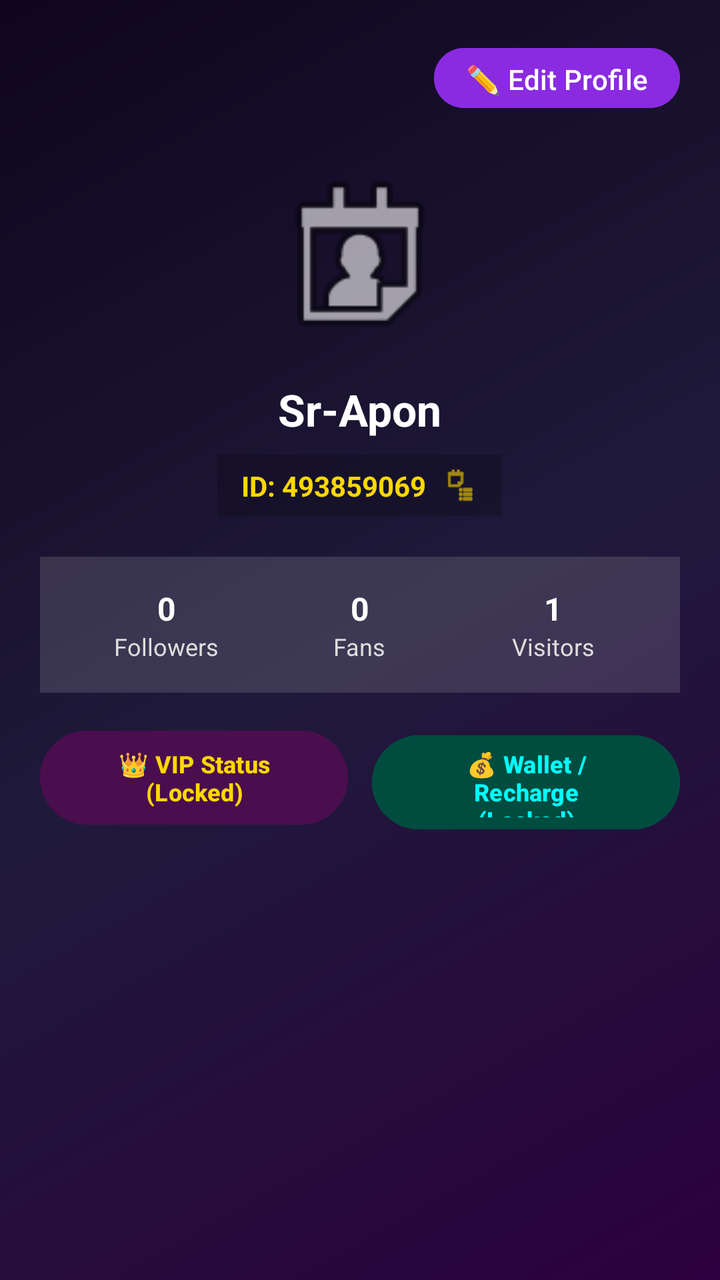
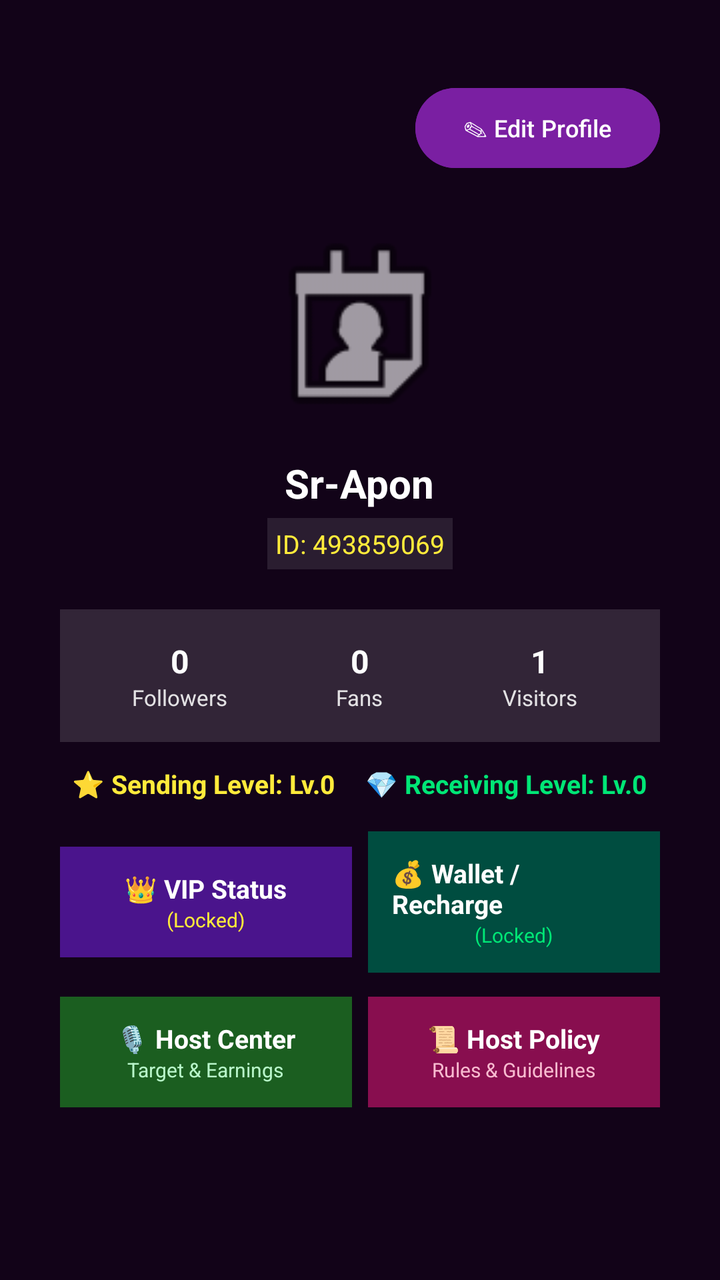

The first picture is an Android layout as it rendered before a commit; the second is the same layout after the commit. The layout source and the unified diff follow.
<!-- AndroidManifest.xml: activity theme Theme.SRVoiceChat -->
<!-- res/layout/activity_me.xml -->
<?xml version="1.0" encoding="utf-8"?>
<LinearLayout xmlns:android="http://schemas.android.com/apk/res/android"
    android:layout_width="match_parent"
    android:layout_height="match_parent"
    android:orientation="vertical"
    android:background="@drawable/gradient_background"
    android:padding="20dp"
    android:gravity="center_horizontal">

    
    <LinearLayout
        android:layout_width="match_parent"
        android:layout_height="wrap_content"
        android:gravity="end"
        android:layout_marginBottom="10dp">

        <Button
            android:id="@+id/btnEditProfile"
            android:layout_width="wrap_content"
            android:layout_height="38dp"
            android:text="✏️ Edit Profile"
            android:textColor="#FFFFFF"
            android:textSize="14sp"
            android:backgroundTint="#8A2BE2"
            android:paddingHorizontal="16dp" />
    </LinearLayout>

    
    <ImageView
        android:id="@+id/imgMeProfile"
        android:layout_width="100dp"
        android:layout_height="100dp"
        android:scaleType="centerCrop"
        android:src="@android:drawable/ic_menu_my_calendar"
        android:layout_marginTop="10dp" />

    
    <TextView
        android:id="@+id/textMeName"
        android:layout_width="wrap_content"
        android:layout_height="wrap_content"
        android:text="Sr-Apon"
        android:textColor="#FFFFFF"
        android:textSize="22sp"
        android:textStyle="bold"
        android:layout_marginTop="12dp" />

    
    <LinearLayout
        android:layout_width="wrap_content"
        android:layout_height="wrap_content"
        android:orientation="horizontal"
        android:gravity="center"
        android:background="#33000000"
        android:paddingHorizontal="12dp"
        android:paddingVertical="6dp"
        android:layout_marginTop="8dp">

        <TextView
            android:id="@+id/textMeId"
            android:layout_width="wrap_content"
            android:layout_height="wrap_content"
            android:text="ID: 493859069"
            android:textColor="#FFD700"
            android:textSize="14sp"
            android:textStyle="bold" />

        <ImageView
            android:id="@+id/btnCopyId"
            android:layout_width="18dp"
            android:layout_height="18dp"
            android:src="@android:drawable/ic_menu_agenda"
            android:layout_marginStart="8dp"
            android:tint="#FFD700" />
    </LinearLayout>

    
    <LinearLayout
        android:layout_width="match_parent"
        android:layout_height="wrap_content"
        android:orientation="horizontal"
        android:background="#22FFFFFF"
        android:padding="15dp"
        android:layout_marginTop="20dp"
        android:gravity="center">

        <LinearLayout
            android:layout_width="0dp"
            android:layout_height="wrap_content"
            android:layout_weight="1"
            android:orientation="vertical"
            android:gravity="center">
            <TextView android:layout_width="wrap_content" android:layout_height="wrap_content" android:text="0" android:textColor="#FFFFFF" android:textStyle="bold" android:textSize="16sp"/>
            <TextView android:layout_width="wrap_content" android:layout_height="wrap_content" android:text="Followers" android:textColor="#DDDDDD" android:textSize="12sp"/>
        </LinearLayout>

        <LinearLayout
            android:layout_width="0dp"
            android:layout_height="wrap_content"
            android:layout_weight="1"
            android:orientation="vertical"
            android:gravity="center">
            <TextView android:layout_width="wrap_content" android:layout_height="wrap_content" android:text="0" android:textColor="#FFFFFF" android:textStyle="bold" android:textSize="16sp"/>
            <TextView android:layout_width="wrap_content" android:layout_height="wrap_content" android:text="Fans" android:textColor="#DDDDDD" android:textSize="12sp"/>
        </LinearLayout>

        <LinearLayout
            android:layout_width="0dp"
            android:layout_height="wrap_content"
            android:layout_weight="1"
            android:orientation="vertical"
            android:gravity="center">
            <TextView android:layout_width="wrap_content" android:layout_height="wrap_content" android:text="1" android:textColor="#FFFFFF" android:textStyle="bold" android:textSize="16sp"/>
            <TextView android:layout_width="wrap_content" android:layout_height="wrap_content" android:text="Visitors" android:textColor="#DDDDDD" android:textSize="12sp"/>
        </LinearLayout>
    </LinearLayout>

    
    <LinearLayout
        android:layout_width="match_parent"
        android:layout_height="wrap_content"
        android:orientation="horizontal"
        android:layout_marginTop="15dp"
        android:weightSum="2">

        
        <Button
            android:id="@+id/btnVipStatus"
            android:layout_width="0dp"
            android:layout_height="55dp"
            android:layout_weight="1"
            android:text="👑 VIP Status\n(Locked)"
            android:textColor="#FFD700"
            android:textStyle="bold"
            android:textSize="12sp"
            android:backgroundTint="#4A0E4E"
            android:layout_marginEnd="6dp" />

        
        <Button
            android:id="@+id/btnWalletRecharge"
            android:layout_width="0dp"
            android:layout_height="55dp"
            android:layout_weight="1"
            android:text="💰 Wallet / Recharge\n(Locked)"
            android:textColor="#00FFFF"
            android:textStyle="bold"
            android:textSize="12sp"
            android:backgroundTint="#004D40"
            android:layout_marginStart="6dp" />

    </LinearLayout>

</LinearLayout>
<!-- resources referenced by this layout -->
<resources>
  <!-- drawable gradient_background (drawable) -->
  <?xml version="1.0" encoding="utf-8"?>
  <shape xmlns:android="http://schemas.android.com/apk/res/android"
      android:shape="rectangle">
      <gradient
          android:angle="135"
          android:startColor="#2C003E"
          android:centerColor="#1F1A3A"
          android:endColor="#0F051D"
          android:type="linear" />
  </shape>
  <style name="Theme.SRVoiceChat" parent="Theme.Material3.DayNight.NoActionBar">
          <item name="colorPrimary">#FF4081</item>
          <item name="android:statusBarColor">#FF4081</item>
          <item name="android:windowLightStatusBar">true</item>
      </style>
</resources>

<!-- the commit's change to res/layout/activity_me.xml (unified diff, before → after) -->
@@ -1,154 +1,212 @@
 <?xml version="1.0" encoding="utf-8"?>
 <LinearLayout xmlns:android="http://schemas.android.com/apk/res/android"
+    xmlns:app="http://schemas.android.com/apk/res-auto"
     android:layout_width="match_parent"
     android:layout_height="match_parent"
     android:orientation="vertical"
-    android:background="@drawable/gradient_background"
-    android:padding="20dp"
-    android:gravity="center_horizontal">
-
-    
-    <LinearLayout
+    android:gravity="center_horizontal"
+    android:background="#120318"
+    android:padding="20dp">
+
+    <ScrollView
         android:layout_width="match_parent"
-        android:layout_height="wrap_content"
-        android:gravity="end"
-        android:layout_marginBottom="10dp">
-
-        <Button
-            android:id="@+id/btnEditProfile"
-            android:layout_width="wrap_content"
-            android:layout_height="38dp"
-            android:text="✏️ Edit Profile"
-            android:textColor="#FFFFFF"
-            android:textSize="14sp"
-            android:backgroundTint="#8A2BE2"
-            android:paddingHorizontal="16dp" />
-    </LinearLayout>
-
-    
-    <ImageView
-        android:id="@+id/imgMeProfile"
-        android:layout_width="100dp"
-        android:layout_height="100dp"
-        android:scaleType="centerCrop"
-        android:src="@android:drawable/ic_menu_my_calendar"
-        android:layout_marginTop="10dp" />
-
-    
-    <TextView
-        android:id="@+id/textMeName"
-        android:layout_width="wrap_content"
-        android:layout_height="wrap_content"
-        android:text="Sr-Apon"
-        android:textColor="#FFFFFF"
-        android:textSize="22sp"
-        android:textStyle="bold"
-        android:layout_marginTop="12dp" />
-
-    
-    <LinearLayout
-        android:layout_width="wrap_content"
-        android:layout_height="wrap_content"
-        android:orientation="horizontal"
-        android:gravity="center"
-        android:background="#33000000"
-        android:paddingHorizontal="12dp"
-        android:paddingVertical="6dp"
-        android:layout_marginTop="8dp">
-
-        <TextView
-            android:id="@+id/textMeId"
-            android:layout_width="wrap_content"
+        android:layout_height="match_parent"
+        android:scrollbars="none">
+
+        <LinearLayout
+            android:layout_width="match_parent"
             android:layout_height="wrap_content"
-            android:text="ID: 493859069"
-            android:textColor="#FFD700"
-            android:textSize="14sp"
-            android:textStyle="bold" />
-
-        <ImageView
-            android:id="@+id/btnCopyId"
-            android:layout_width="18dp"
-            android:layout_height="18dp"
-            android:src="@android:drawable/ic_menu_agenda"
-            android:layout_marginStart="8dp"
-            android:tint="#FFD700" />
-    </LinearLayout>
-
-    
-    <LinearLayout
-        android:layout_width="match_parent"
-        android:layout_height="wrap_content"
-        android:orientation="horizontal"
-        android:background="#22FFFFFF"
-        android:padding="15dp"
-        android:layout_marginTop="20dp"
-        android:gravity="center">
-
-        <LinearLayout
-            android:layout_width="0dp"
-            android:layout_height="wrap_content"
-            android:layout_weight="1"
             android:orientation="vertical"
-            android:gravity="center">
-            <TextView android:layout_width="wrap_content" android:layout_height="wrap_content" android:text="0" android:textColor="#FFFFFF" android:textStyle="bold" android:textSize="16sp"/>
-            <TextView android:layout_width="wrap_content" android:layout_height="wrap_content" android:text="Followers" android:textColor="#DDDDDD" android:textSize="12sp"/>
+            android:gravity="center_horizontal"
+            android:padding="10dp">
+
+            
+            <RelativeLayout
+                android:layout_width="match_parent"
+                android:layout_height="wrap_content"
+                android:layout_marginTop="10dp">
+                <Button
+                    android:id="@+id/btnEditProfile"
+                    android:layout_width="wrap_content"
+                    android:layout_height="wrap_content"
+                    android:text="✎ Edit Profile"
+                    android:backgroundTint="#7A1FA2"
+                    android:textColor="#FFFFFF"
+                    android:textAllCaps="false"
+                    android:layout_alignParentEnd="true"
+                    android:textSize="12sp"/>
+            </RelativeLayout>
+
+            
+            <ImageView
+                android:id="@+id/imgUserProfile"
+                android:layout_width="110dp"
+                android:layout_height="110dp"
+                android:layout_marginTop="20dp"
+                android:src="@android:drawable/ic_menu_my_calendar" />
+
+            
+            <TextView
+                android:id="@+id/textUserName"
+                android:layout_width="wrap_content"
+                android:layout_height="wrap_content"
+                android:text="Sr-Apon"
+                android:textColor="#FFFFFF"
+                android:textSize="20sp"
+                android:textStyle="bold"
+                android:layout_marginTop="10dp"/>
+
+            
+            <LinearLayout
+                android:layout_width="wrap_content"
+                android:layout_height="wrap_content"
+                android:orientation="horizontal"
+                android:gravity="center"
+                android:layout_marginTop="4dp"
+                android:background="#1AFFFFFF"
+                android:padding="4dp">
+                <TextView
+                    android:id="@+id/textUserId"
+                    android:layout_width="wrap_content"
+                    android:layout_height="wrap_content"
+                    android:text="ID: 493859069"
+                    android:textColor="#FFEB3B"
+                    android:textSize="13sp"/>
+            </LinearLayout>
+
+            
+            <LinearLayout
+                android:layout_width="match_parent"
+                android:layout_height="wrap_content"
+                android:orientation="horizontal"
+                android:layout_marginTop="20dp"
+                android:background="#22FFFFFF"
+                android:padding="15dp"
+                android:gravity="center">
+                
+                <LinearLayout
+                    android:layout_width="0dp"
+                    android:layout_height="wrap_content"
+                    android:layout_weight="1"
+                    android:orientation="vertical"
+                    android:gravity="center">
+                    <TextView android:layout_width="wrap_content" android:layout_height="wrap_content" android:text="0" android:textColor="#FFFFFF" android:textSize="16sp" android:textStyle="bold"/>
+                    <TextView android:layout_width="wrap_content" android:layout_height="wrap_content" android:text="Followers" android:textColor="#DDFFFFFF" android:textSize="11sp"/>
+                </LinearLayout>
+
+                <LinearLayout
+                    android:layout_width="0dp"
+                    android:layout_height="wrap_content"
+                    android:layout_weight="1"
+                    android:orientation="vertical"
+                    android:gravity="center">
+                    <TextView android:layout_width="wrap_content" android:layout_height="wrap_content" android:text="0" android:textColor="#FFFFFF" android:textSize="16sp" android:textStyle="bold"/>
+                    <TextView android:layout_width="wrap_content" android:layout_height="wrap_content" android:text="Fans" android:textColor="#DDFFFFFF" android:textSize="11sp"/>
+                </LinearLayout>
+
+                <LinearLayout
+                    android:layout_width="0dp"
+                    android:layout_height="wrap_content"
+                    android:layout_weight="1"
+                    android:orientation="vertical"
+                    android:gravity="center">
+                    <TextView android:layout_width="wrap_content" android:layout_height="wrap_content" android:text="1" android:textColor="#FFFFFF" android:textSize="16sp" android:textStyle="bold"/>
+                    <TextView android:layout_width="wrap_content" android:layout_height="wrap_content" android:text="Visitors" android:textColor="#DDFFFFFF" android:textSize="11sp"/>
+                </LinearLayout>
+            </LinearLayout>
+
+            
+            <LinearLayout
+                android:layout_width="match_parent"
+                android:layout_height="wrap_content"
+                android:orientation="horizontal"
+                android:layout_marginTop="12dp"
+                android:gravity="center">
+                <TextView
+                    android:layout_width="wrap_content"
+                    android:layout_height="wrap_content"
+                    android:text="⭐ Sending Level: Lv.0"
+                    android:textColor="#FFEB3B"
+                    android:textSize="13sp"
+                    android:textStyle="bold"
+                    android:layout_marginEnd="15dp"/>
+                <TextView
+                    android:layout_width="wrap_content"
+                    android:layout_height="wrap_content"
+                    android:text="💎 Receiving Level: Lv.0"
+                    android:textColor="#00E676"
+                    android:textSize="13sp"
+                    android:textStyle="bold"/>
+            </LinearLayout>
+
+            
+            <LinearLayout
+                android:layout_width="match_parent"
+                android:layout_height="wrap_content"
+                android:orientation="horizontal"
+                android:layout_marginTop="15dp"
+                android:gravity="center">
+                
+                <LinearLayout
+                    android:layout_width="0dp"
+                    android:layout_height="wrap_content"
+                    android:layout_weight="1"
+                    android:orientation="vertical"
+                    android:background="#4A148C"
+                    android:padding="12dp"
+                    android:gravity="center"
+                    android:layout_marginEnd="8dp">
+                    <TextView android:layout_width="wrap_content" android:layout_height="wrap_content" android:text="👑 VIP Status" android:textColor="#FFFFFF" android:textSize="13sp" android:textStyle="bold"/>
+                    <TextView android:layout_width="wrap_content" android:layout_height="wrap_content" android:text="(Locked)" android:textColor="#FFEB3B" android:textSize="10sp"/>
+                </LinearLayout>
+
+                <LinearLayout
+                    android:layout_width="0dp"
+                    android:layout_height="wrap_content"
+                    android:layout_weight="1"
+                    android:orientation="vertical"
+                    android:background="#004D40"
+                    android:padding="12dp"
+                    android:gravity="center">
+                    <TextView android:layout_width="wrap_content" android:layout_height="wrap_content" android:text="💰 Wallet / Recharge" android:textColor="#FFFFFF" android:textSize="13sp" android:textStyle="bold"/>
+                    <TextView android:layout_width="wrap_content" android:layout_height="wrap_content" android:text="(Locked)" android:textColor="#00E676" android:textSize="10sp"/>
+                </LinearLayout>
+            </LinearLayout>
+
+            
+            <LinearLayout
+                android:layout_width="match_parent"
+                android:layout_height="wrap_content"
+                android:orientation="horizontal"
+                android:layout_marginTop="12dp"
+                android:gravity="center">
+                
+                <LinearLayout
+                    android:layout_width="0dp"
+                    android:layout_height="wrap_content"
+                    android:layout_weight="1"
+                    android:orientation="vertical"
+                    android:background="#1B5E20"
+                    android:padding="12dp"
+                    android:gravity="center"
+                    android:layout_marginEnd="8dp">
+                    <TextView android:layout_width="wrap_content" android:layout_height="wrap_content" android:text="🎙️ Host Center" android:textColor="#FFFFFF" android:textSize="13sp" android:textStyle="bold"/>
+                    <TextView android:layout_width="wrap_content" android:layout_height="wrap_content" android:text="Target &amp; Earnings" android:textColor="#B9F6CA" android:textSize="10sp"/>
+                </LinearLayout>
+
+                <LinearLayout
+                    android:layout_width="0dp"
+                    android:layout_height="wrap_content"
+                    android:layout_weight="1"
+                    android:orientation="vertical"
+                    android:background="#880E4F"
+                    android:padding="12dp"
+                    android:gravity="center">
+                    <TextView android:layout_width="wrap_content" android:layout_height="wrap_content" android:text="📜 Host Policy" android:textColor="#FFFFFF" android:textSize="13sp" android:textStyle="bold"/>
+                    <TextView android:layout_width="wrap_content" android:layout_height="wrap_content" android:text="Rules &amp; Guidelines" android:textColor="#F8BBD0" android:textSize="10sp"/>
+                </LinearLayout>
+            </LinearLayout>
+
         </LinearLayout>
-
-        <LinearLayout
-            android:layout_width="0dp"
-            android:layout_height="wrap_content"
-            android:layout_weight="1"
-            android:orientation="vertical"
-            android:gravity="center">
-            <TextView android:layout_width="wrap_content" android:layout_height="wrap_content" android:text="0" android:textColor="#FFFFFF" android:textStyle="bold" android:textSize="16sp"/>
-            <TextView android:layout_width="wrap_content" android:layout_height="wrap_content" android:text="Fans" android:textColor="#DDDDDD" android:textSize="12sp"/>
-        </LinearLayout>
-
-        <LinearLayout
-            android:layout_width="0dp"
-            android:layout_height="wrap_content"
-            android:layout_weight="1"
-            android:orientation="vertical"
-            android:gravity="center">
-            <TextView android:layout_width="wrap_content" android:layout_height="wrap_content" android:text="1" android:textColor="#FFFFFF" android:textStyle="bold" android:textSize="16sp"/>
-            <TextView android:layout_width="wrap_content" android:layout_height="wrap_content" android:text="Visitors" android:textColor="#DDDDDD" android:textSize="12sp"/>
-        </LinearLayout>
-    </LinearLayout>
-
-    
-    <LinearLayout
-        android:layout_width="match_parent"
-        android:layout_height="wrap_content"
-        android:orientation="horizontal"
-        android:layout_marginTop="15dp"
-        android:weightSum="2">
-
-        
-        <Button
-            android:id="@+id/btnVipStatus"
-            android:layout_width="0dp"
-            android:layout_height="55dp"
-            android:layout_weight="1"
-            android:text="👑 VIP Status\n(Locked)"
-            android:textColor="#FFD700"
-            android:textStyle="bold"
-            android:textSize="12sp"
-            android:backgroundTint="#4A0E4E"
-            android:layout_marginEnd="6dp" />
-
-        
-        <Button
-            android:id="@+id/btnWalletRecharge"
-            android:layout_width="0dp"
-            android:layout_height="55dp"
-            android:layout_weight="1"
-            android:text="💰 Wallet / Recharge\n(Locked)"
-            android:textColor="#00FFFF"
-            android:textStyle="bold"
-            android:textSize="12sp"
-            android:backgroundTint="#004D40"
-            android:layout_marginStart="6dp" />
-
-    </LinearLayout>
-
+    </ScrollView>
 </LinearLayout>
<!-- resource entries referenced after the edit -->
@@ -1,16 +1,5 @@
 <!-- resources referenced by this layout -->
 <resources>
-  <!-- drawable gradient_background (drawable) -->
-  <?xml version="1.0" encoding="utf-8"?>
-  <shape xmlns:android="http://schemas.android.com/apk/res/android"
-      android:shape="rectangle">
-      <gradient
-          android:angle="135"
-          android:startColor="#2C003E"
-          android:centerColor="#1F1A3A"
-          android:endColor="#0F051D"
-          android:type="linear" />
-  </shape>
   <style name="Theme.SRVoiceChat" parent="Theme.Material3.DayNight.NoActionBar">
           <item name="colorPrimary">#FF4081</item>
           <item name="android:statusBarColor">#FF4081</item>
